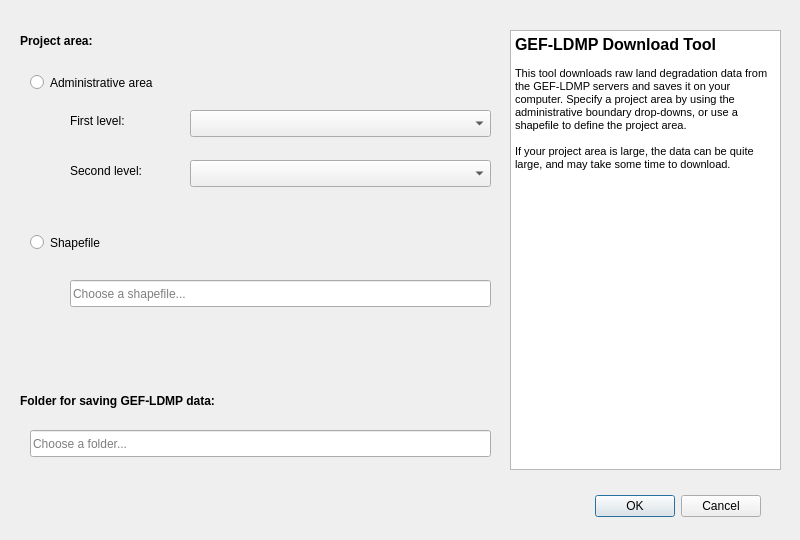
Qt form LDMP/DlgDownload.ui (ConservationInternational/trends.earth) before a commit.
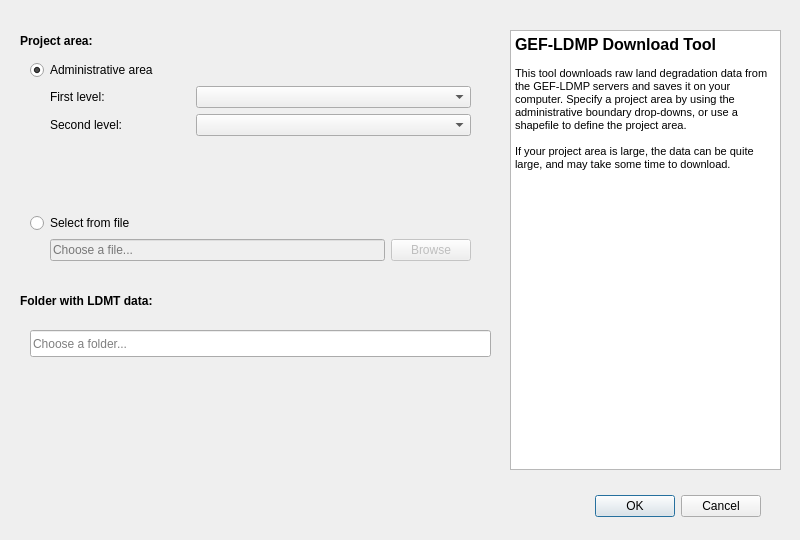
The same form after that commit.

```diff
--- a/LDMP/DlgDownload.ui
+++ b/LDMP/DlgDownload.ui
@@ -29,52 +29,6 @@
     <set>QDialogButtonBox::Cancel|QDialogButtonBox::Ok</set>
    </property>
   </widget>
-  <widget class="QRadioButton" name="dl_projarea_useshp">
-   <property name="geometry">
-    <rect>
-     <x>30</x>
-     <y>230</y>
-     <width>211</width>
-     <height>25</height>
-    </rect>
-   </property>
-   <property name="text">
-    <string>Shapefile</string>
-   </property>
-  </widget>
-  <widget class="QComboBox" name="comboBox">
-   <property name="geometry">
-    <rect>
-     <x>190</x>
-     <y>110</y>
-     <width>301</width>
-     <height>27</height>
-    </rect>
-   </property>
-  </widget>
-  <widget class="QComboBox" name="comboBox_2">
-   <property name="geometry">
-    <rect>
-     <x>190</x>
-     <y>160</y>
-     <width>301</width>
-     <height>27</height>
-    </rect>
-   </property>
-  </widget>
-  <widget class="QRadioButton" name="dl_projarea_useadmin">
-   <property name="geometry">
-    <rect>
-     <x>30</x>
-     <y>70</y>
-     <width>251</width>
-     <height>25</height>
-    </rect>
-   </property>
-   <property name="text">
-    <string>Administrative area</string>
-   </property>
-  </widget>
   <widget class="QLabel" name="label">
    <property name="geometry">
     <rect>
@@ -115,30 +69,11 @@
 &lt;p style=&quot; margin-top:0px; margin-bottom:0px; margin-left:0px; margin-right:0px; -qt-block-indent:0; text-indent:0px;&quot;&gt;&lt;span style=&quot; font-size:8pt;&quot;&gt;If your project area is large, the data can be quite large, and may take some time to download.&lt;/span&gt;&lt;/p&gt;&lt;/body&gt;&lt;/html&gt;</string>
    </property>
   </widget>
-  <widget class="QLabel" name="label_2">
-   <property name="geometry">
-    <rect>
-     <x>20</x>
-     <y>390</y>
-     <width>441</width>
-     <height>21</height>
-    </rect>
-   </property>
-   <property name="font">
-    <font>
-     <weight>75</weight>
-     <bold>true</bold>
-    </font>
-   </property>
-   <property name="text">
-    <string>Folder for saving GEF-LDMP data:</string>
-   </property>
-  </widget>
-  <widget class="QLineEdit" name="dl_dest">
+  <widget class="QLineEdit" name="data_folder">
    <property name="geometry">
     <rect>
      <x>30</x>
-     <y>430</y>
+     <y>330</y>
      <width>461</width>
      <height>27</height>
     </rect>
@@ -147,56 +82,202 @@
     <string>Choose a folder...</string>
    </property>
   </widget>
-  <widget class="QLineEdit" name="dl_projarea_shp">
+  <widget class="QLabel" name="label_2">
    <property name="geometry">
     <rect>
-     <x>70</x>
-     <y>280</y>
-     <width>421</width>
-     <height>27</height>
-    </rect>
-   </property>
-   <property name="placeholderText">
-    <string>Choose a shapefile...</string>
-   </property>
-  </widget>
-  <widget class="QLabel" name="label_3">
-   <property name="geometry">
-    <rect>
-     <x>70</x>
-     <y>110</y>
-     <width>111</width>
+     <x>20</x>
+     <y>290</y>
+     <width>441</width>
      <height>21</height>
     </rect>
    </property>
    <property name="font">
     <font>
-     <weight>50</weight>
-     <bold>false</bold>
+     <weight>75</weight>
+     <bold>true</bold>
     </font>
    </property>
    <property name="text">
-    <string>First level:</string>
+    <string>Folder with LDMT data:</string>
    </property>
   </widget>
-  <widget class="QLabel" name="label_4">
+  <widget class="QWidget" name="verticalLayoutWidget">
    <property name="geometry">
     <rect>
-     <x>70</x>
-     <y>160</y>
-     <width>111</width>
-     <height>21</height>
+     <x>30</x>
+     <y>60</y>
+     <width>441</width>
+     <height>201</height>
     </rect>
    </property>
-   <property name="font">
-    <font>
-     <weight>50</weight>
-     <bold>false</bold>
-    </font>
-   </property>
-   <property name="text">
-    <string>Second level:</string>
-   </property>
+   <layout class="QVBoxLayout" name="area">
+    <item>
+     <widget class="QRadioButton" name="area_admin">
+      <property name="text">
+       <string>Administrative area</string>
+      </property>
+      <property name="checked">
+       <bool>true</bool>
+      </property>
+     </widget>
+    </item>
+    <item>
+     <layout class="QGridLayout" name="area_admin_layout">
+      <property name="leftMargin">
+       <number>0</number>
+      </property>
+      <property name="bottomMargin">
+       <number>0</number>
+      </property>
+      <item row="0" column="1">
+       <widget class="QLabel" name="label_3">
+        <property name="sizePolicy">
+         <sizepolicy hsizetype="Minimum" vsizetype="Preferred">
+          <horstretch>0</horstretch>
+          <verstretch>0</verstretch>
+         </sizepolicy>
+        </property>
+        <property name="font">
+         <font>
+          <weight>50</weight>
+          <bold>false</bold>
+         </font>
+        </property>
+        <property name="text">
+         <string>First level:</string>
+        </property>
+       </widget>
+      </item>
+      <item row="1" column="3">
+       <widget class="QComboBox" name="area_admin_1">
+        <property name="sizePolicy">
+         <sizepolicy hsizetype="Maximum" vsizetype="Fixed">
+          <horstretch>0</horstretch>
+          <verstretch>0</verstretch>
+         </sizepolicy>
+        </property>
+        <property name="minimumSize">
+         <size>
+          <width>275</width>
+          <height>0</height>
+         </size>
+        </property>
+       </widget>
+      </item>
+      <item row="1" column="1">
+       <widget class="QLabel" name="label_4">
+        <property name="sizePolicy">
+         <sizepolicy hsizetype="Minimum" vsizetype="Preferred">
+          <horstretch>0</horstretch>
+          <verstretch>0</verstretch>
+         </sizepolicy>
+        </property>
+        <property name="font">
+         <font>
+          <weight>50</weight>
+          <bold>false</bold>
+         </font>
+        </property>
+        <property name="text">
+         <string>Second level:</string>
+        </property>
+       </widget>
+      </item>
+      <item row="0" column="3">
+       <widget class="QComboBox" name="area_admin_0">
+        <property name="sizePolicy">
+         <sizepolicy hsizetype="Maximum" vsizetype="Fixed">
+          <horstretch>0</horstretch>
+          <verstretch>0</verstretch>
+         </sizepolicy>
+        </property>
+        <property name="minimumSize">
+         <size>
+          <width>275</width>
+          <height>0</height>
+         </size>
+        </property>
+       </widget>
+      </item>
+      <item row="0" column="0">
+       <spacer name="horizontalSpacer">
+        <property name="orientation">
+         <enum>Qt::Horizontal</enum>
+        </property>
+        <property name="sizeType">
+         <enum>QSizePolicy::Fixed</enum>
+        </property>
+        <property name="sizeHint" stdset="0">
+         <size>
+          <width>20</width>
+          <height>20</height>
+         </size>
+        </property>
+       </spacer>
+      </item>
+     </layout>
+    </item>
+    <item>
+     <spacer name="verticalSpacer">
+      <property name="orientation">
+       <enum>Qt::Vertical</enum>
+      </property>
+      <property name="sizeHint" stdset="0">
+       <size>
+        <width>20</width>
+        <height>40</height>
+       </size>
+      </property>
+     </spacer>
+    </item>
+    <item>
+     <widget class="QRadioButton" name="area_fromfile">
+      <property name="text">
+       <string>Select from file</string>
+      </property>
+     </widget>
+    </item>
+    <item>
+     <layout class="QGridLayout" name="area_fromfile_layout">
+      <item row="0" column="1">
+       <widget class="QLineEdit" name="area_fromfile_file">
+        <property name="enabled">
+         <bool>false</bool>
+        </property>
+        <property name="placeholderText">
+         <string>Choose a file...</string>
+        </property>
+       </widget>
+      </item>
+      <item row="0" column="0">
+       <spacer name="horizontalSpacer_2">
+        <property name="orientation">
+         <enum>Qt::Horizontal</enum>
+        </property>
+        <property name="sizeType">
+         <enum>QSizePolicy::Fixed</enum>
+        </property>
+        <property name="sizeHint" stdset="0">
+         <size>
+          <width>20</width>
+          <height>20</height>
+         </size>
+        </property>
+       </spacer>
+      </item>
+      <item row="0" column="2">
+       <widget class="QPushButton" name="area_fromfile_browse">
+        <property name="enabled">
+         <bool>false</bool>
+        </property>
+        <property name="text">
+         <string>Browse</string>
+        </property>
+       </widget>
+      </item>
+     </layout>
+    </item>
+   </layout>
   </widget>
  </widget>
  <resources/>
```
